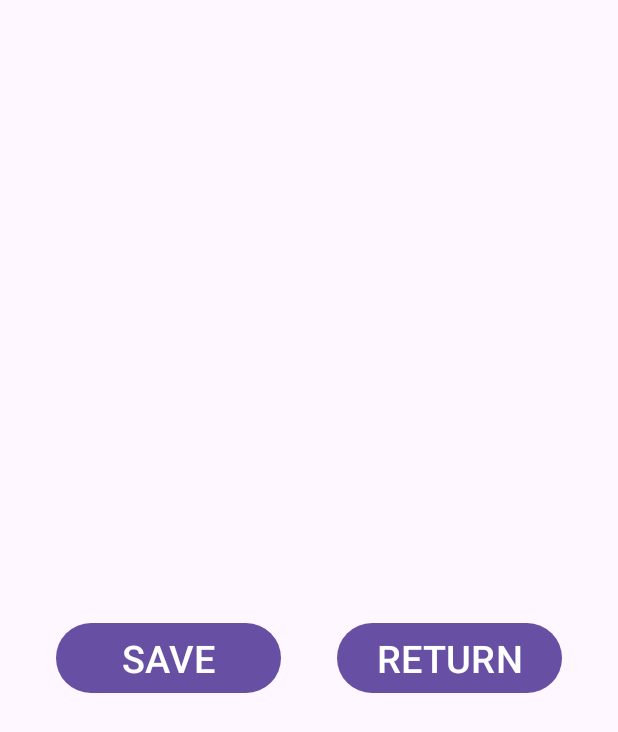
After one commit to MAKIYAMA-ma/RandomNotifier, an Android app: the layout setting_form.xml on its own in the app's theme, with its tools: preview values and no code run, on a phone screen of 412 x 824 dp. The commit adds this screen. Shown: the top 732 px of the screen. Run offline under Robolectric (Android 15) with nearby library versions, the phone set to English and light mode, and no system bars.

Commit message:
trying to implement setting form (it hasn't succeeded to build yet)

```diff
--- a/app/src/main/java/com/example/randomnotifier/MainActivity.kt
+++ b/app/src/main/java/com/example/randomnotifier/MainActivity.kt
@@ -1,5 +1,6 @@
 package com.example.randomnotifier
 
+import android.widget.Button
 import android.os.Bundle
 import android.os.Build
 import android.app.AlarmManager
@@ -20,6 +21,13 @@ class MainActivity : AppCompatActivity() {
 
         // 通知をスケジュール
         scheduleNotification(getNotificationTime())
+
+        // SETTINGボタンによる画面遷移
+        val setting_button: Button = findViewById<Button>(R.id.setting_button)
+        setting_button.setOnClickListener{
+            val intent = Intent(this,SettingForm::class.java)
+            startActivity(intent)
+        }
     }
 
     private fun createNotificationChannel() {
--- /dev/null
+++ b/app/src/main/java/com/example/randomnotifier/SettingForm.kt
@@ -0,0 +1,27 @@
+package com.example.randomnotifier
+
+import android.widget.Button
+import android.os.Bundle
+import android.os.Build
+import android.app.AlarmManager
+import android.app.PendingIntent
+import android.app.NotificationManager
+import android.app.NotificationChannel
+import android.content.Context
+import android.content.Intent
+import androidx.appcompat.app.AppCompatActivity
+import java.util.*
+
+class SettingForm : AppCompatActivity() {
+    override fun onCreate(savedInstanceState: Bundle?) {
+        super.onCreate(savedInstanceState)
+        setContentView(R.layout.setting_form)
+
+        // RETURNボタンによる画面遷移
+        val return_button: Button = findViewById<Button>(R.id.return_button)
+        return_button.setOnClickListener{
+            val intent = Intent(this,MainActivity::class.java)
+            startActivity(intent)
+        }
+    }
+}
--- /dev/null
+++ b/app/src/main/res/layout/setting_form.xml
@@ -0,0 +1,38 @@
+<?xml version="1.0" encoding="utf-8"?>
+<androidx.constraintlayout.widget.ConstraintLayout xmlns:android="http://schemas.android.com/apk/res/android"
+    xmlns:app="http://schemas.android.com/apk/res-auto"
+    xmlns:tools="http://schemas.android.com/tools"
+    android:id="@+id/main"
+    android:layout_width="match_parent"
+    android:layout_height="match_parent"
+    tools:context=".MainActivity">
+
+    <Button
+        android:id="@+id/save_button"
+        android:layout_width="150dp"
+        android:layout_height="wrap_content"
+        android:text="@string/save_btn"
+        android:textSize="25sp"
+        app:layout_constraintBottom_toBottomOf="parent"
+        app:layout_constraintEnd_toStartOf="@+id/return_button"
+        app:layout_constraintHorizontalChainStyle="spread"
+        app:layout_constraintHorizontal_bias="0.5"
+        app:layout_constraintStart_toStartOf="parent"
+        app:layout_constraintTop_toTopOf="parent"
+        app:layout_constraintVertical_bias="0.535" />
+
+    <Button
+        android:id="@+id/return_button"
+        android:layout_width="150dp"
+        android:layout_height="wrap_content"
+        android:text="@string/return_btn"
+        android:textSize="25sp"
+        app:layout_constraintBottom_toBottomOf="parent"
+        app:layout_constraintEnd_toEndOf="parent"
+        app:layout_constraintHorizontalChainStyle="spread"
+        app:layout_constraintHorizontal_bias="0.5"
+        app:layout_constraintStart_toEndOf="@+id/save_button"
+        app:layout_constraintTop_toTopOf="@+id/save_button"
+        app:layout_constraintVertical_bias="0.0" />
+
+</androidx.constraintlayout.widget.ConstraintLayout>
--- a/app/src/main/res/values/strings.xml
+++ b/app/src/main/res/values/strings.xml
@@ -7,4 +7,6 @@
     <string name="start">START</string>
     <string name="finish">FINISH</string>
     <string name="setting">SETTING</string>
+    <string name="return_btn">RETURN</string>
+    <string name="save_btn">SAVE</string>
 </resources>
```
